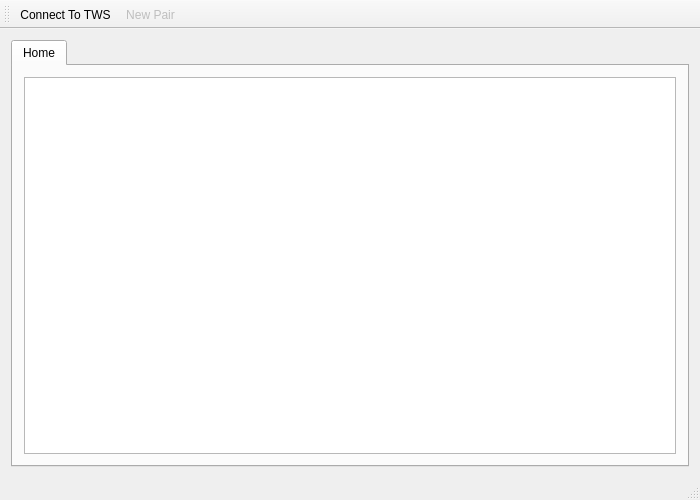
ProDataLab/nkny, file mainwindow.ui: the form before one commit.
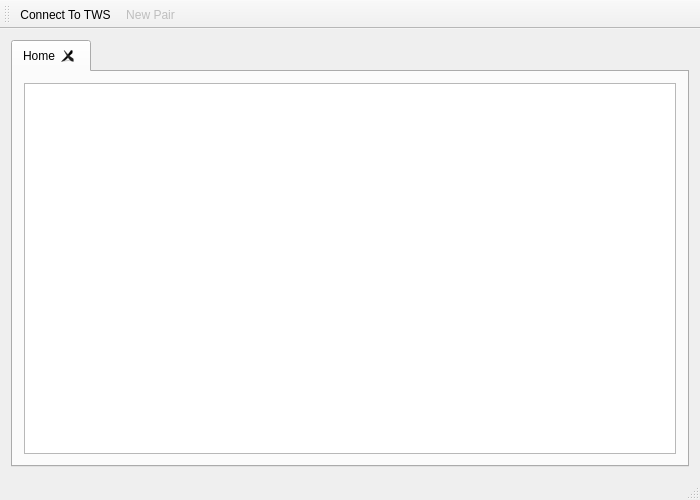
The form after the commit.

Diff of the .ui file:
```diff
--- a/mainwindow.ui
+++ b/mainwindow.ui
@@ -23,13 +23,26 @@
       <property name="currentIndex">
        <number>0</number>
       </property>
-      <widget class="QWidget" name="tab">
+      <property name="tabsClosable">
+       <bool>true</bool>
+      </property>
+      <property name="movable">
+       <bool>true</bool>
+      </property>
+      <property name="tabBarAutoHide">
+       <bool>false</bool>
+      </property>
+      <widget class="QWidget" name="homeTab">
        <attribute name="title">
         <string>Home</string>
        </attribute>
        <layout class="QVBoxLayout" name="verticalLayout">
         <item>
-         <widget class="QTableWidget" name="homeTableWidget"/>
+         <widget class="QTableWidget" name="homeTableWidget">
+          <property name="sortingEnabled">
+           <bool>true</bool>
+          </property>
+         </widget>
         </item>
        </layout>
       </widget>
```
